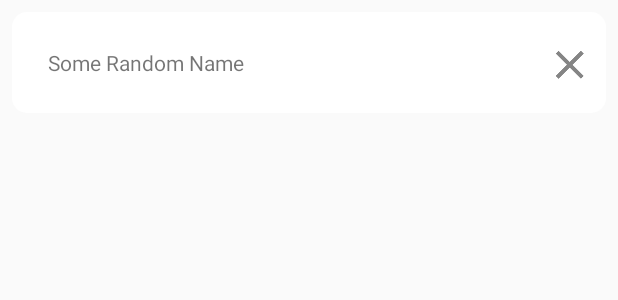
After one commit to abhi472/FundHawk, an Android app: the layout selected_fund_card.xml on its own in the app's theme, with its tools: preview values and no code run, on a phone screen of 412 x 824 dp. The commit adds this screen. Shown: the top 300 px of the screen. Run offline under Robolectric (Android 15) with nearby library versions, the phone set to English and light mode, and no system bars.

Commit message:
Added list addition functionality where search queries will be added to the list for comparison. This includes:
- Addition of selected_fund_card.xml

- Addition of SelectedListViewModel

- databinding code addition in selected_fund_card.xml

```diff
--- a/app/src/main/java/com/abhishek/fundhawk/di/ActivityBuilder.java
+++ b/app/src/main/java/com/abhishek/fundhawk/di/ActivityBuilder.java
@@ -2,6 +2,7 @@ package com.abhishek.fundhawk.di;
 
 
 import com.abhishek.fundhawk.ui.SearchActivity;
+import com.abhishek.fundhawk.ui.SearchActivityModule;
 
 import dagger.Module;
 import dagger.android.ContributesAndroidInjector;
@@ -9,7 +10,7 @@ import dagger.android.ContributesAndroidInjector;
 @Module
 abstract class ActivityBuilder {
 
-    @ContributesAndroidInjector()
+    @ContributesAndroidInjector(modules = SearchActivityModule.class)
     abstract SearchActivity contributeMainInjector();
 
 
--- a/app/src/main/java/com/abhishek/fundhawk/di/ViewModelModule.java
+++ b/app/src/main/java/com/abhishek/fundhawk/di/ViewModelModule.java
@@ -4,6 +4,7 @@ import android.arch.lifecycle.ViewModel;
 import android.arch.lifecycle.ViewModelProvider;
 
 import com.abhishek.fundhawk.ui.SearchActivityViewModel;
+import com.abhishek.fundhawk.ui.SelectedListAdapterViewModel;
 
 import dagger.Binds;
 import dagger.Module;
@@ -20,5 +21,10 @@ interface ViewModelModule {
     @ViewModelKey(SearchActivityViewModel.class)
     ViewModel bindSearchViewModel(SearchActivityViewModel viewModel);
 
+    @Binds
+    @IntoMap
+    @ViewModelKey(SelectedListAdapterViewModel.class)
+    ViewModel bindSelectedListAdapterViewModel(SelectedListAdapterViewModel viewModel);
+
 
 }
--- a/app/src/main/java/com/abhishek/fundhawk/BindingAdapter.java
+++ b/app/src/main/java/com/abhishek/fundhawk/utils/BindingAdapter.java
@@ -1,4 +1,4 @@
-package com.abhishek.fundhawk;
+package com.abhishek.fundhawk.utils;
 
 import android.support.v4.widget.SwipeRefreshLayout;
 import android.view.View;
--- /dev/null
+++ b/app/src/main/res/drawable/card.xml
@@ -0,0 +1,10 @@
+<?xml version="1.0" encoding="utf-8"?>
+<shape
+    android:shape="rectangle"
+    xmlns:android="http://schemas.android.com/apk/res/android">
+    <corners
+        android:radius="10dp" />
+
+    <solid
+        android:color="#FFFFFFFF" />
+</shape>
--- /dev/null
+++ b/app/src/main/res/layout/selected_fund_card.xml
@@ -0,0 +1,58 @@
+<?xml version="1.0" encoding="utf-8"?>
+<layout xmlns:android="http://schemas.android.com/apk/res/android"
+    xmlns:app="http://schemas.android.com/apk/res-auto"
+    xmlns:tools="http://schemas.android.com/tools">
+    <data>
+
+        <variable
+            name="viewModel"
+            type="com.abhishek.fundhawk.ui.SelectedListAdapterViewModel" />
+    </data>
+    <LinearLayout
+        android:id="@+id/root"
+        android:layout_width="match_parent"
+        android:layout_height="wrap_content"
+        android:layout_margin="8dp">
+    <android.support.constraint.ConstraintLayout
+        android:layout_width="match_parent"
+        android:layout_height="wrap_content"
+        android:background="@drawable/card">
+
+        <TextView
+            android:id="@+id/name"
+            android:layout_width="0dp"
+            android:layout_height="wrap_content"
+            android:layout_marginBottom="8dp"
+            android:layout_marginEnd="8dp"
+            android:layout_marginStart="8dp"
+            android:layout_marginTop="8dp"
+            android:padding="16dp"
+            android:text="@{viewModel.name}"
+            app:layout_constraintBottom_toBottomOf="parent"
+            app:layout_constraintEnd_toStartOf="@+id/clear"
+            app:layout_constraintStart_toStartOf="parent"
+            app:layout_constraintTop_toTopOf="parent"
+            app:layout_constraintVertical_bias="1.0"
+            tools:text="Some Random Name" />
+
+        <ImageView
+            android:id="@+id/clear"
+            android:layout_width="wrap_content"
+            android:layout_height="wrap_content"
+            android:layout_marginBottom="8dp"
+            android:layout_marginEnd="8dp"
+            android:layout_marginStart="8dp"
+            android:layout_marginTop="8dp"
+            android:src="@drawable/ic_clear"
+            app:layout_constraintBottom_toBottomOf="@+id/name"
+            app:layout_constraintEnd_toEndOf="parent"
+            app:layout_constraintHorizontal_bias="1.0"
+            app:layout_constraintStart_toStartOf="parent"
+            app:layout_constraintTop_toTopOf="@+id/name"
+            app:layout_constraintVertical_bias="1.0" />
+
+
+
+    </android.support.constraint.ConstraintLayout>
+    </LinearLayout>
+</layout>
```
Also changed, not shown: app/src/main/java/com/abhishek/fundhawk/ui/SearchActivity.java (+44 -5 lines), app/src/main/java/com/abhishek/fundhawk/ui/SearchActivityModule.java (added, +13 -0 lines), app/src/main/java/com/abhishek/fundhawk/ui/SearchActivityViewModel.java (+18 -4 lines), app/src/main/java/com/abhishek/fundhawk/ui/SelectedListAdapter.java (added, +77 -0 lines), app/src/main/java/com/abhishek/fundhawk/ui/SelectedListAdapterViewModel.java (added, +21 -0 lines), app/src/main/java/com/abhishek/fundhawk/utils/SingleLiveEvent.java (added, +46 -0 lines), app/src/main/res/layout/dialog_text.xml (added, +11 -0 lines).
